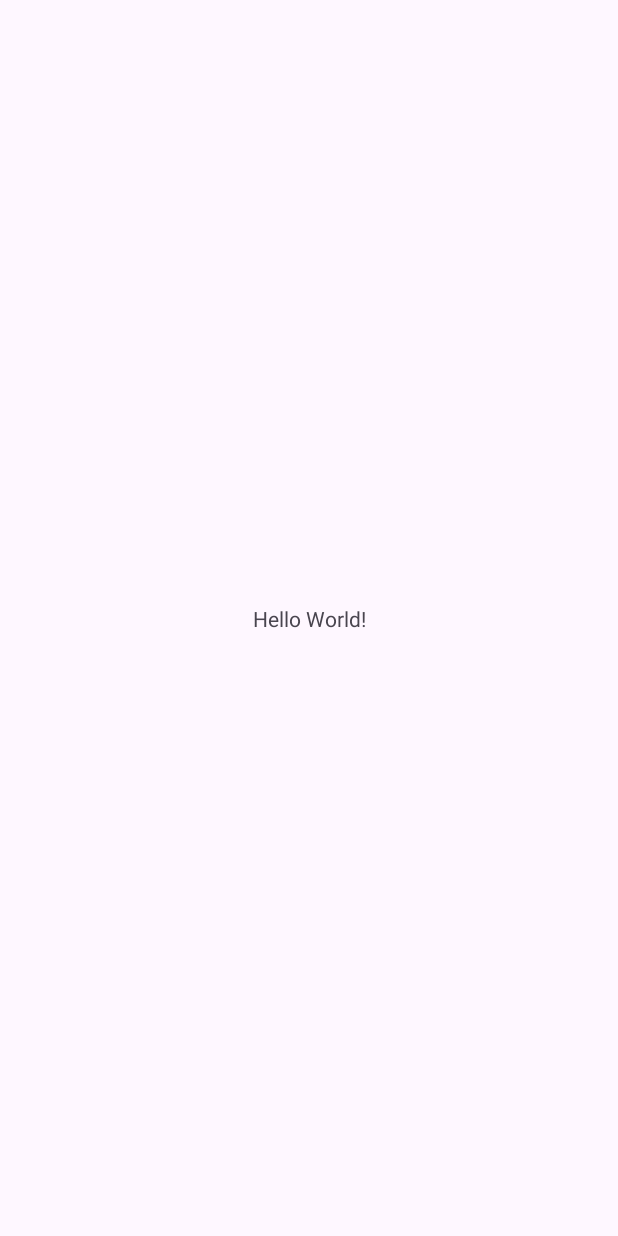
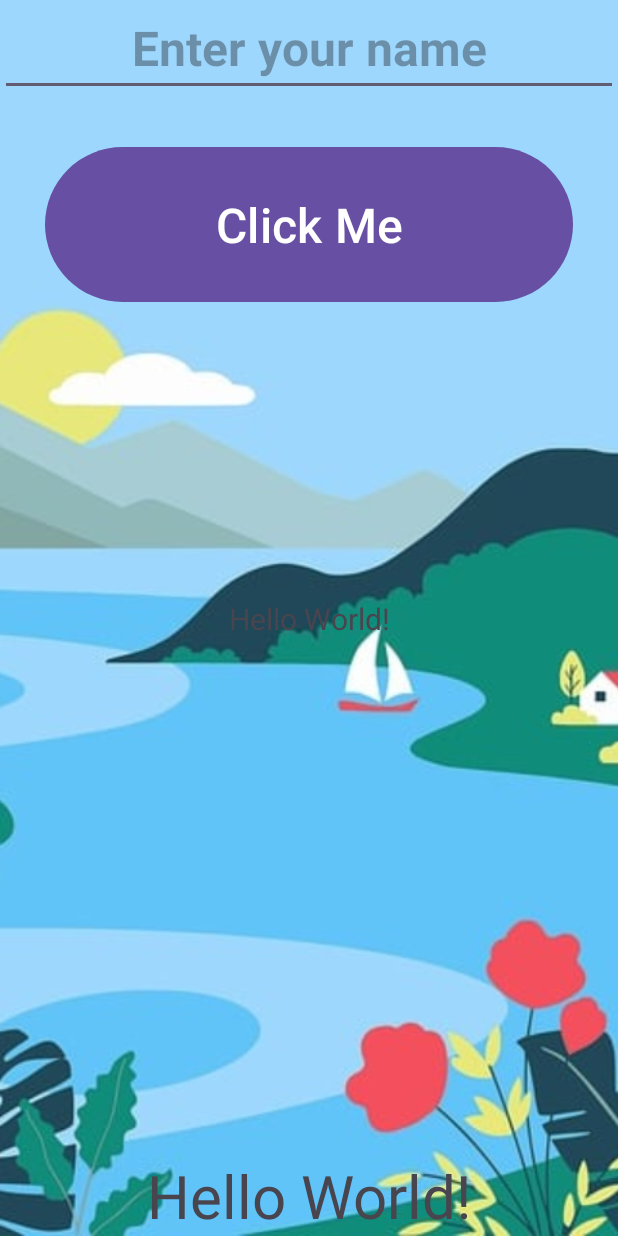
Before and after one commit to Hosung-Ahn/android-practice, an Android app: the screen it shows after launch (MainActivity), on a phone screen of 412 x 824 dp. Before the commit the screen is almost empty. Run offline under Robolectric (Android 15) with nearby library versions, the phone set to English and light mode, and no system bars.

Commit message:
hello world : view : text, edit, image, button

```diff
--- a/helloWorld/app/src/main/java/com/example/helloworld/MainActivity.java
+++ b/helloWorld/app/src/main/java/com/example/helloworld/MainActivity.java
@@ -3,6 +3,11 @@ package com.example.helloworld;
 import androidx.appcompat.app.AppCompatActivity;
 
 import android.os.Bundle;
+import android.widget.Button;
+import android.widget.EditText;
+import android.widget.ImageView;
+import android.widget.TextView;
+import android.widget.Toast;
 
 public class MainActivity extends AppCompatActivity {
 
@@ -10,5 +15,22 @@ public class MainActivity extends AppCompatActivity {
     protected void onCreate(Bundle savedInstanceState) {
         super.onCreate(savedInstanceState);
         setContentView(R.layout.activity_main);
+
+        ImageView myImageView = findViewById(R.id.myImageView);
+        myImageView.setImageResource(R.drawable.tree);
+
+        TextView myTextView = findViewById(R.id.myTextView);
+        myTextView.setText("Hello World!");
+
+        EditText myEditText = findViewById(R.id.myEditText);
+
+
+
+        Button myButton = findViewById(R.id.myButton);
+        myButton.setOnClickListener(v -> {
+            myTextView.setText(myEditText.getText().toString());
+
+            Toast.makeText(this, "Button Clicked", Toast.LENGTH_SHORT).show();
+        });
     }
 }
--- a/helloWorld/app/src/main/res/layout/activity_main.xml
+++ b/helloWorld/app/src/main/res/layout/activity_main.xml
@@ -6,13 +6,64 @@
     android:layout_height="match_parent"
     tools:context=".MainActivity">
 
+    <ImageView
+            android:id="@+id/myImageView"
+            android:layout_width="match_parent"
+            android:layout_height="match_parent"
+            android:src="@drawable/tree"
+            android:scaleType="centerCrop"
+            />
+
     <TextView
         android:layout_width="wrap_content"
         android:layout_height="wrap_content"
         android:text="Hello World!"
+            android:textSize="20sp"
+            android:padding="60dp"
+
+
         app:layout_constraintBottom_toBottomOf="parent"
         app:layout_constraintEnd_toEndOf="parent"
         app:layout_constraintStart_toStartOf="parent"
         app:layout_constraintTop_toTopOf="parent" />
 
+    <TextView
+            android:id="@+id/myTextView"
+            android:layout_width="match_parent"
+            android:layout_height="wrap_content"
+            android:text="hi"
+            android:gravity="center"
+            android:textSize="40sp"
+
+            app:layout_constraintBottom_toBottomOf="parent"
+            />
+
+    <EditText
+            android:id="@+id/myEditText"
+            android:layout_width="match_parent"
+            android:layout_height="wrap_content"
+            android:hint="Enter your name"
+
+            android:textColor="#1B56B9"
+            android:textStyle="bold"
+            android:textSize="32sp"
+            android:gravity="center"
+            app:layout_constraintTop_toTopOf="parent"
+        />
+
+    <Button
+            android:id="@+id/myButton"
+            android:layout_width="match_parent"
+            android:layout_height="wrap_content"
+            android:text="Click Me"
+            android:textSize="32sp"
+            android:onClick="clickFunction"
+            android:padding="30dp"
+
+            android:layout_margin="30dp"
+            tools:layout_editor_absoluteY="145dp"
+            tools:layout_editor_absoluteX="0dp"
+            app:layout_constraintTop_toBottomOf="@+id/myEditText"
+            />
+
 </androidx.constraintlayout.widget.ConstraintLayout>
```
Also changed, not shown: helloWorld/app/src/main/res/drawable/tree.png (added).
